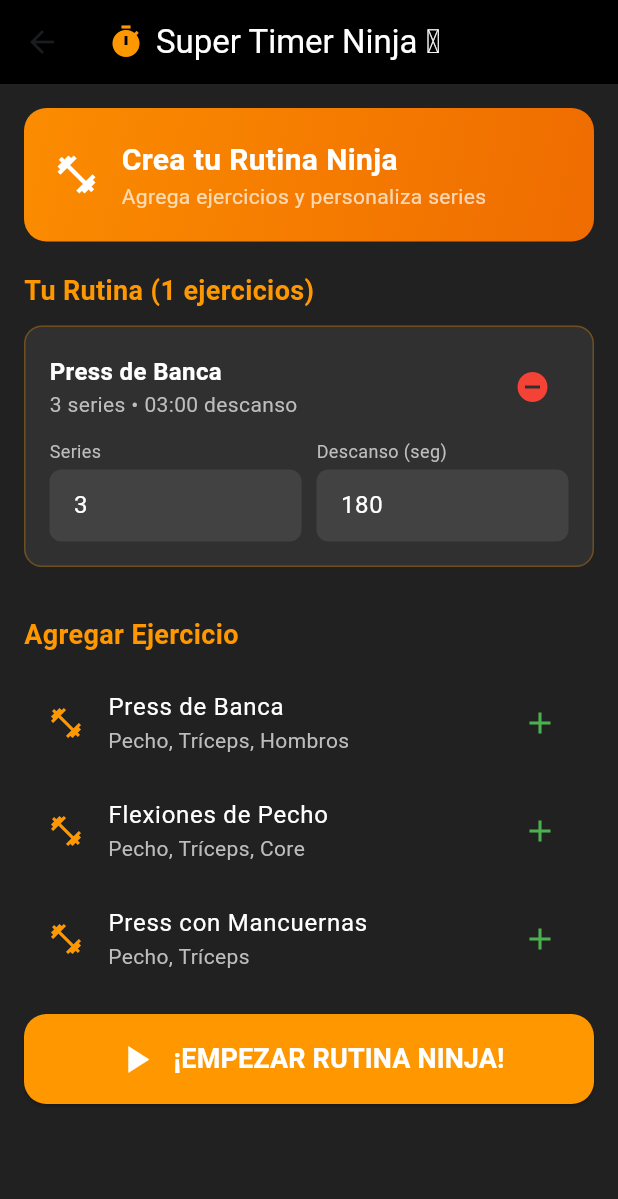
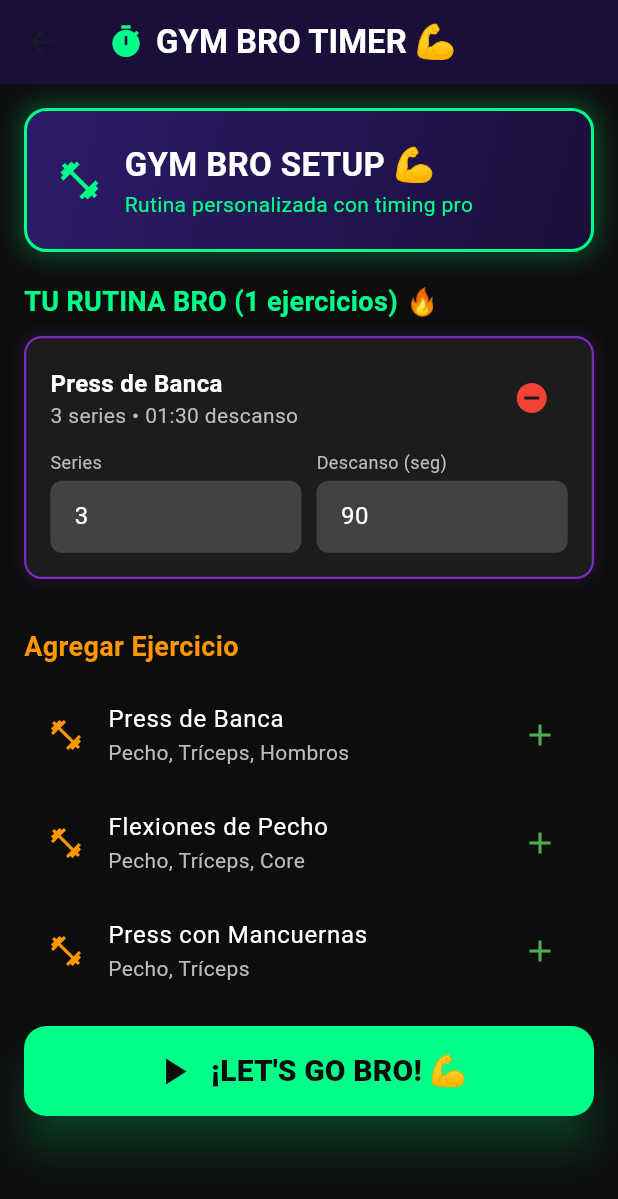
Before and after one commit to BlackEddit/GymBroAi, a Flutter app: the SuperNinjaTimerScreen screen opened directly, after a tap on "Press de Banca", on a phone screen of 412 x 824 dp. Shown: the top 1199 px of the screen. Run offline on Flutter 3.47's test engine with Material 3 defaults, Android fonts, the phone set to English and light mode, and no system bars; our stand-ins replace camera, permission_handler, shared_preferences, sqflite; missing offline and left inert: google_mlkit_object_detection; accounts and stored records are empty.

Commit message:
GYM BRO TIMER v3.0 - BEAST MODE ACTIVATED!
 NUEVO COLOR SCHEME:
 Verde neón (#00FF88) - Progress & Success
 Morado oscuro (#2D1B69) - Elegancia & Poder
 Negro mate (#0D0D0D) - Base profesional
 Efectos de sombra y glow epic

 TIMING GYM BRO REAL:
 90 segundos entre series (mantener el pump)
 3 minutos entre ejercicios (reset completo)
 Estados visuales: WORKING, REST BRO, BREAK TIME

 NUEVA UI:
 'GYM BRO TIMER ' header
 Progress bar con gradiente
 Botones con elevación y glow
 Mensajes motivacionales gym bro style
 Timer circular con efectos visuales pro

 FEATURES:
- Descanso automático entre ejercicios
- Timing científicamente óptimo
- Feedback visual y háptico
- UI que motiva como un bro real

¡Ahora sí parece timer de gym profesional!

```diff
--- a/lib/screens/super_ninja_timer_screen.dart
+++ b/lib/screens/super_ninja_timer_screen.dart
@@ -7,6 +7,16 @@ import '../data/exercise_database.dart';
 class SuperNinjaTimerScreen extends StatefulWidget {
   @override
   _SuperNinjaTimerScreenState createState() => _SuperNinjaTimerScreenState();
+}
+
+// 💪 GYM BRO COLOR SCHEME
+class GymBroColors {
+  static const Color neonGreen = Color(0xFF00FF88);
+  static const Color darkPurple = Color(0xFF2D1B69);
+  static const Color deepPurple = Color(0xFF1A0F3A);
+  static const Color matteBlack = Color(0xFF0D0D0D);
+  static const Color charcoal = Color(0xFF1C1C1C);
+  static const Color accent = Color(0xFF7B2CBF);
 }
 
 class _SuperNinjaTimerScreenState extends State<SuperNinjaTimerScreen>
@@ -73,7 +83,7 @@ class _SuperNinjaTimerScreenState extends State<SuperNinjaTimerScreen>
       _workoutExercises.add(WorkoutExercise(
         exercise: exercise,
         sets: 3, // Default
-        restBetweenSets: 180, // 3 minutos por defecto
+        restBetweenSets: 90, // 1:30 entre series (gym bro style)
       ));
     });
   }
@@ -241,7 +251,7 @@ class _SuperNinjaTimerScreenState extends State<SuperNinjaTimerScreen>
     if (_currentSet < currentExercise.sets) {
       // Más series del mismo ejercicio - iniciar descanso
       _startRestTimer();
-      _showSnackBar('¡Serie completada! Descanso de ${_formatTime(currentExercise.restBetweenSets)} 😮‍💨');
+      _showSnackBar('💪 SET COMPLETADO! Descanso ${_formatTime(currentExercise.restBetweenSets)} para el siguiente rep');
     } else {
       // Ejercicio completado - pasar al siguiente
       _completeExercise();
@@ -284,7 +294,7 @@ class _SuperNinjaTimerScreenState extends State<SuperNinjaTimerScreen>
     });
 
     HapticFeedback.mediumImpact();
-    _showSnackBar('¡Descanso terminado! Serie $_currentSet 🔥');
+    _showSnackBar('🔥 ¡VAMOS BRO! Set $_currentSet - ¡Dale con todo!');
   }
 
   void _completeExercise() {
@@ -297,10 +307,47 @@ class _SuperNinjaTimerScreenState extends State<SuperNinjaTimerScreen>
       // Workout completado
       _completeWorkout();
     } else {
-      // Siguiente ejercicio
+      // Siguiente ejercicio - descanso de 3 minutos entre ejercicios
       HapticFeedback.heavyImpact();
-      _showNextExerciseDialog();
+      _startExerciseBreak();
     }
+  }
+
+  void _startExerciseBreak() {
+    setState(() {
+      _isActive = true;
+      _isResting = true;
+      _seconds = 180; // 3 minutos entre ejercicios (gym bro style!)
+      _currentPhase = 'exercise_break';
+    });
+
+    _pulseController.repeat(reverse: true);
+    _showSnackBar('💪 Descanso entre ejercicios - 3 minutos para resetear');
+
+    _timer = Timer.periodic(Duration(seconds: 1), (timer) {
+      setState(() {
+        if (_seconds > 0) {
+          _seconds--;
+        } else {
+          _completeExerciseBreak();
+        }
+      });
+    });
+  }
+
+  void _completeExerciseBreak() {
+    _timer?.cancel();
+    _pulseController.stop();
+
+    setState(() {
+      _isActive = false;
+      _isResting = false;
+      _seconds = 0;
+      _currentPhase = 'exercising';
+    });
+
+    HapticFeedback.heavyImpact();
+    _showNextExerciseDialog();
   }
 
   void _showNextExerciseDialog() {
@@ -455,21 +502,21 @@ class _SuperNinjaTimerScreenState extends State<SuperNinjaTimerScreen>
   @override
   Widget build(BuildContext context) {
     return Scaffold(
-      backgroundColor: Colors.grey[900],
+      backgroundColor: GymBroColors.matteBlack,
       appBar: AppBar(
         title: Row(
           children: [
-            Icon(Icons.timer, color: Colors.orange),
+            Icon(Icons.timer, color: GymBroColors.neonGreen),
             SizedBox(width: 8),
-            Text('Super Timer Ninja 🥷', style: TextStyle(color: Colors.white)),
+            Text('GYM BRO TIMER 💪', style: TextStyle(color: Colors.white, fontWeight: FontWeight.bold)),
           ],
         ),
-        backgroundColor: Colors.black,
+        backgroundColor: GymBroColors.deepPurple,
         elevation: 0,
         actions: [
           if (_currentPhase != 'setup')
             IconButton(
-              icon: Icon(Icons.refresh, color: Colors.orange),
+              icon: Icon(Icons.refresh, color: GymBroColors.neonGreen),
               onPressed: _resetWorkout,
             ),
         ],
@@ -503,31 +550,39 @@ class _SuperNinjaTimerScreenState extends State<SuperNinjaTimerScreen>
             padding: EdgeInsets.all(20),
             decoration: BoxDecoration(
               gradient: LinearGradient(
-                colors: [Colors.orange[600]!, Colors.orange[800]!],
+                colors: [GymBroColors.darkPurple, GymBroColors.deepPurple],
                 begin: Alignment.topLeft,
                 end: Alignment.bottomRight,
               ),
               borderRadius: BorderRadius.circular(15),
+              border: Border.all(color: GymBroColors.neonGreen, width: 2),
+              boxShadow: [
+                BoxShadow(
+                  color: GymBroColors.neonGreen.withOpacity(0.3),
+                  blurRadius: 15,
+                  spreadRadius: 2,
+                ),
+              ],
             ),
             child: Row(
               children: [
-                Icon(Icons.fitness_center, color: Colors.white, size: 30),
+                Icon(Icons.fitness_center, color: GymBroColors.neonGreen, size: 30),
                 SizedBox(width: 15),
                 Expanded(
                   child: Column(
                     crossAxisAlignment: CrossAxisAlignment.start,
                     children: [
                       Text(
-                        'Crea tu Rutina Ninja',
+                        'GYM BRO SETUP 💪',
                         style: TextStyle(
                           color: Colors.white,
-                          fontSize: 20,
+                          fontSize: 22,
                           fontWeight: FontWeight.bold,
                         ),
                       ),
                       Text(
-                        'Agrega ejercicios y personaliza series',
-                        style: TextStyle(color: Colors.white70),
+                        'Rutina personalizada con timing pro',
+                        style: TextStyle(color: GymBroColors.neonGreen),
                       ),
                     ],
                   ),
@@ -540,9 +595,9 @@ class _SuperNinjaTimerScreenState extends State<SuperNinjaTimerScreen>
           // Rutina actual
           if (_workoutExercises.isNotEmpty) ...[
             Text(
-              'Tu Rutina (${_workoutExercises.length} ejercicios)',
+              'TU RUTINA BRO (${_workoutExercises.length} ejercicios) 🔥',
               style: TextStyle(
-                color: Colors.orange,
+                color: GymBroColors.neonGreen,
                 fontSize: 18,
                 fontWeight: FontWeight.bold,
               ),
@@ -566,11 +621,13 @@ class _SuperNinjaTimerScreenState extends State<SuperNinjaTimerScreen>
               child: ElevatedButton(
                 onPressed: _startWorkout,
                 style: ElevatedButton.styleFrom(
-                  backgroundColor: Colors.orange,
-                  foregroundColor: Colors.white,
+                  backgroundColor: GymBroColors.neonGreen,
+                  foregroundColor: GymBroColors.matteBlack,
                   shape: RoundedRectangleBorder(
                     borderRadius: BorderRadius.circular(15),
                   ),
+                  elevation: 12,
+                  shadowColor: GymBroColors.neonGreen.withOpacity(0.5),
                 ),
                 child: Row(
                   mainAxisAlignment: MainAxisAlignment.center,
@@ -578,8 +635,8 @@ class _SuperNinjaTimerScreenState extends State<SuperNinjaTimerScreen>
                     Icon(Icons.play_arrow, size: 30),
                     SizedBox(width: 10),
                     Text(
-                      '¡EMPEZAR RUTINA NINJA!',
-                      style: TextStyle(fontSize: 18, fontWeight: FontWeight.bold),
+                      '¡LET\'S GO BRO! 💪',
+                      style: TextStyle(fontSize: 20, fontWeight: FontWeight.w900),
                     ),
                   ],
                 ),
@@ -595,9 +652,16 @@ class _SuperNinjaTimerScreenState extends State<SuperNinjaTimerScreen>
       margin: EdgeInsets.only(bottom: 12),
       padding: EdgeInsets.all(16),
       decoration: BoxDecoration(
-        color: Colors.grey[850],
+        color: GymBroColors.charcoal,
         borderRadius: BorderRadius.circular(12),
-        border: Border.all(color: Colors.orange.withOpacity(0.3)),
+        border: Border.all(color: GymBroColors.accent, width: 1.5),
+        boxShadow: [
+          BoxShadow(
+            color: GymBroColors.accent.withOpacity(0.2),
+            blurRadius: 8,
+            spreadRadius: 1,
+          ),
+        ],
       ),
       child: Column(
         children: [
@@ -740,7 +804,7 @@ class _SuperNinjaTimerScreenState extends State<SuperNinjaTimerScreen>
             width: double.infinity,
             height: 8,
             decoration: BoxDecoration(
-              color: Colors.grey[800],
+              color: GymBroColors.charcoal,
               borderRadius: BorderRadius.circular(4),
             ),
             child: FractionallySizedBox(
@@ -748,8 +812,17 @@ class _SuperNinjaTimerScreenState extends State<SuperNinjaTimerScreen>
               widthFactor: progress,
               child: Container(
                 decoration: BoxDecoration(
-                  color: Colors.orange,
+                  gradient: LinearGradient(
+                    colors: [GymBroColors.neonGreen, GymBroColors.accent],
+                  ),
                   borderRadius: BorderRadius.circular(4),
+                  boxShadow: [
+                    BoxShadow(
+                      color: GymBroColors.neonGreen.withOpacity(0.4),
+                      blurRadius: 8,
+                      spreadRadius: 1,
+                    ),
+                  ],
                 ),
               ),
             ),
@@ -773,8 +846,8 @@ class _SuperNinjaTimerScreenState extends State<SuperNinjaTimerScreen>
           ),
           SizedBox(height: 10),
           Text(
-            'Serie $_currentSet de ${currentExercise.sets}',
-            style: TextStyle(color: Colors.orange, fontSize: 18),
+            'SET $_currentSet de ${currentExercise.sets} 🔥',
+            style: TextStyle(color: GymBroColors.neonGreen, fontSize: 18, fontWeight: FontWeight.bold),
           ),
           SizedBox(height: 40),
 
@@ -791,15 +864,15 @@ class _SuperNinjaTimerScreenState extends State<SuperNinjaTimerScreen>
                     shape: BoxShape.circle,
                     gradient: RadialGradient(
                       colors: [
-                        _isResting ? Colors.blue[600]! : Colors.orange[600]!,
-                        _isResting ? Colors.blue[900]! : Colors.orange[900]!,
+                        _isResting ? GymBroColors.accent : GymBroColors.neonGreen,
+                        _isResting ? GymBroColors.deepPurple : GymBroColors.darkPurple,
                       ],
                     ),
                     boxShadow: [
                       BoxShadow(
-                        color: (_isResting ? Colors.blue : Colors.orange).withOpacity(0.4),
-                        blurRadius: 30,
-                        spreadRadius: 10,
+                        color: (_isResting ? GymBroColors.accent : GymBroColors.neonGreen).withOpacity(0.6),
+                        blurRadius: 35,
+                        spreadRadius: 12,
                       ),
                     ],
                   ),
@@ -817,7 +890,9 @@ class _SuperNinjaTimerScreenState extends State<SuperNinjaTimerScreen>
                         ),
                         SizedBox(height: 8),
                         Text(
-                          _isResting ? 'DESCANSANDO 😮‍💨' : _isActive ? 'TRABAJANDO 💪' : 'LISTO 🥷',
+                          _isResting
+                            ? (_currentPhase == 'exercise_break' ? 'BREAK TIME 😤' : 'REST BRO �')
+                            : _isActive ? 'WORKING �' : 'READY BRO 💯',
                           style: TextStyle(
                             color: Colors.white70,
                             fontSize: 14,
@@ -842,12 +917,14 @@ class _SuperNinjaTimerScreenState extends State<SuperNinjaTimerScreen>
                   child: ElevatedButton(
                     onPressed: _isActive ? null : _startExerciseTimer,
                     style: ElevatedButton.styleFrom(
-                      backgroundColor: Colors.orange,
-                      foregroundColor: Colors.white,
+                      backgroundColor: GymBroColors.neonGreen,
+                      foregroundColor: GymBroColors.matteBlack,
                       padding: EdgeInsets.symmetric(vertical: 15),
                       shape: RoundedRectangleBorder(
                         borderRadius: BorderRadius.circular(10),
                       ),
+                      elevation: 8,
+                      shadowColor: GymBroColors.neonGreen.withOpacity(0.4),
                     ),
                     child: Row(
                       mainAxisAlignment: MainAxisAlignment.center,
@@ -864,12 +941,14 @@ class _SuperNinjaTimerScreenState extends State<SuperNinjaTimerScreen>
                   child: ElevatedButton(
                     onPressed: _isActive ? _completeSet : null,
                     style: ElevatedButton.styleFrom(
-                      backgroundColor: Colors.green,
+                      backgroundColor: GymBroColors.accent,
                       foregroundColor: Colors.white,
                       padding: EdgeInsets.symmetric(vertical: 15),
                       shape: RoundedRectangleBorder(
                         borderRadius: BorderRadius.circular(10),
                       ),
+                      elevation: 8,
+                      shadowColor: GymBroColors.accent.withOpacity(0.4),
                     ),
                     child: Row(
                       mainAxisAlignment: MainAxisAlignment.center,
@@ -940,7 +1019,7 @@ class WorkoutExercise {
   WorkoutExercise({
     required this.exercise,
     this.sets = 3,
-    this.restBetweenSets = 180, // 3 minutos por defecto
+    this.restBetweenSets = 90, // 1:30 entre series (gym bro timing)
   });
 }
 
```
